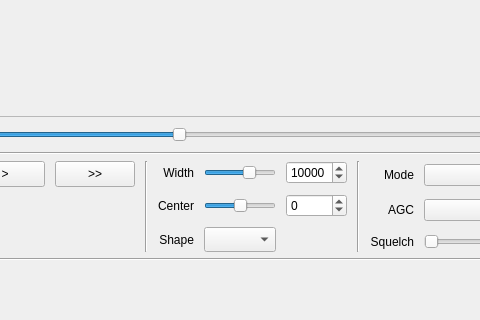
First picture: the form in gqrx_qtgui.ui, repository gqrx-sdr/gqrx, before the edit; both pictures show x 306 to 786 and y 533 to 853 of the 1048 by 853 pixel window.
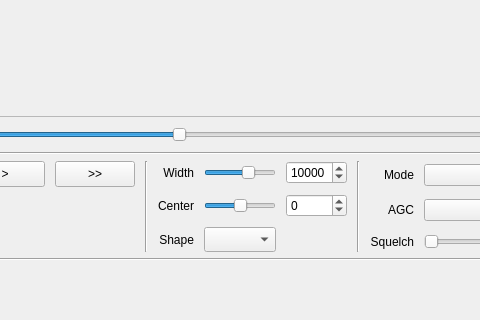
Second picture: the form after the edit.

Commit message: Use 100Hz step for AM and FMN filter.

Diff of the .ui file:
```diff
--- a/gqrx_qtgui.ui
+++ b/gqrx_qtgui.ui
@@ -255,7 +255,7 @@
            </sizepolicy>
           </property>
           <property name="minimum">
-           <number>100</number>
+           <number>1000</number>
           </property>
           <property name="maximum">
            <number>15000</number>
@@ -264,7 +264,7 @@
            <number>10</number>
           </property>
           <property name="pageStep">
-           <number>100</number>
+           <number>1000</number>
           </property>
           <property name="value">
            <number>10000</number>
```
Left out of the diff: 6 changed lines with no effect on the pictures. The commit also changes 1 other file.
